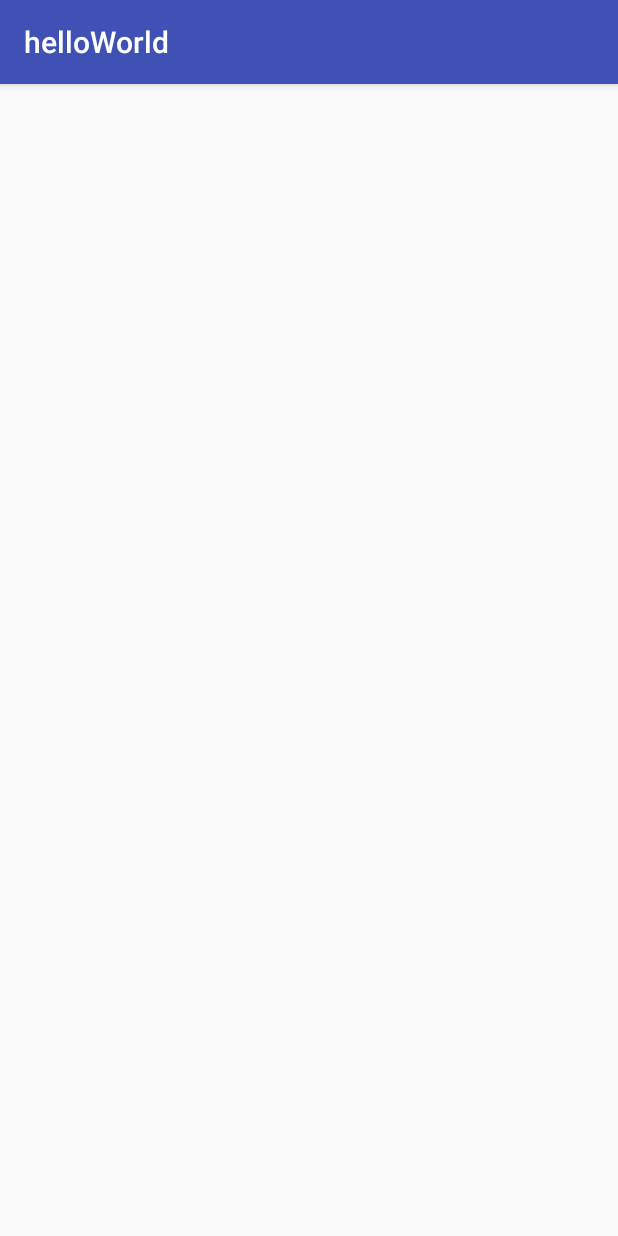
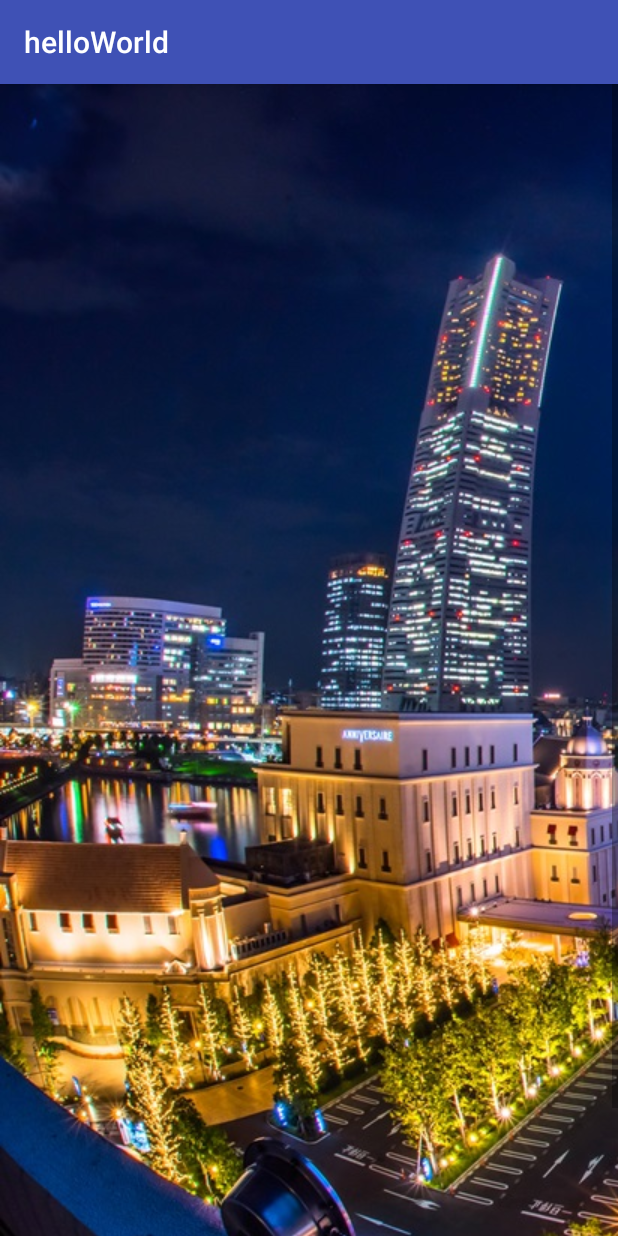
Before and after one commit to soma612/SongdoIotAndroid, an Android app: the ScrollViewActivity screen opened directly, with no data from a screen before it, on a phone screen of 412 x 824 dp. Run offline under Robolectric (Android 15) with nearby library versions, the phone set to English and light mode, and no system bars.

Commit message:
스크롤뷰

```diff
--- a/app/src/main/java/net/iot/helloworld/MainActivity.java
+++ b/app/src/main/java/net/iot/helloworld/MainActivity.java
@@ -49,6 +49,11 @@ public class MainActivity extends AppCompatActivity {
         startActivity(intent);
     }
 
+    public void startScrollViewActivity(View view){
+        Intent intent = new Intent(MainActivity.this, ScrollViewActivity.class);
+        startActivity(intent);
+    }
+
     @Override
     protected void onActivityResult(int requestCode, int resultCode, Intent data) {
         super.onActivityResult(requestCode, resultCode, data);
--- a/app/src/main/res/layout/activity_scroll_view.xml
+++ b/app/src/main/res/layout/activity_scroll_view.xml
@@ -1,9 +1,24 @@
 <?xml version="1.0" encoding="utf-8"?>
-<android.support.constraint.ConstraintLayout xmlns:android="http://schemas.android.com/apk/res/android"
-    xmlns:app="http://schemas.android.com/apk/res-auto"
+<RelativeLayout xmlns:android="http://schemas.android.com/apk/res/android"
     xmlns:tools="http://schemas.android.com/tools"
     android:layout_width="match_parent"
     android:layout_height="match_parent"
     tools:context="net.iot.helloworld.ScrollViewActivity">
 
-</android.support.constraint.ConstraintLayout>
+    <ScrollView
+        android:layout_width="match_parent"
+        android:layout_height="match_parent">
+
+        <HorizontalScrollView
+            android:layout_width="match_parent"
+            android:layout_height="match_parent">
+
+            <ImageView
+                android:layout_width="wrap_content"
+                android:layout_height="wrap_content"
+                android:src="@drawable/black" />
+        </HorizontalScrollView>
+
+    </ScrollView>
+
+</RelativeLayout>
```
Also changed, not shown: app/src/main/res/layout/activity_main.xml (+8 -0 lines), app/src/main/res/drawable/black.jpg (added), 3 other files.
